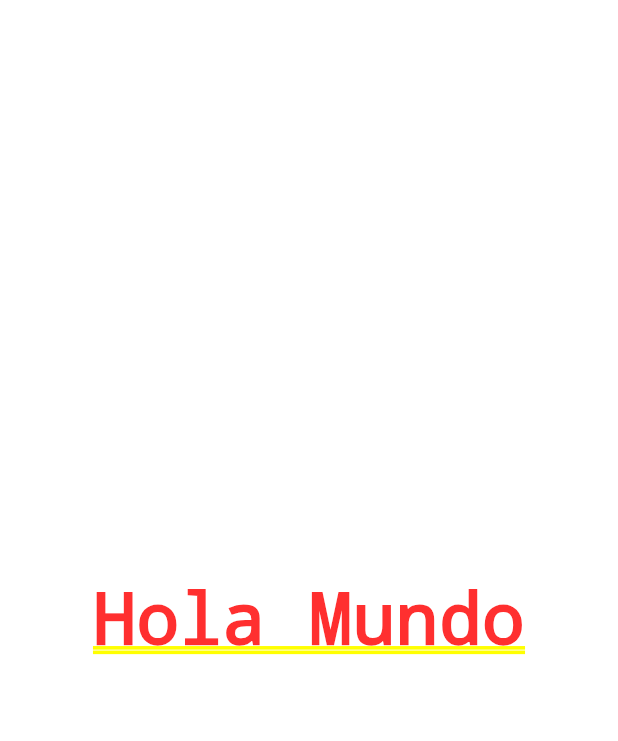
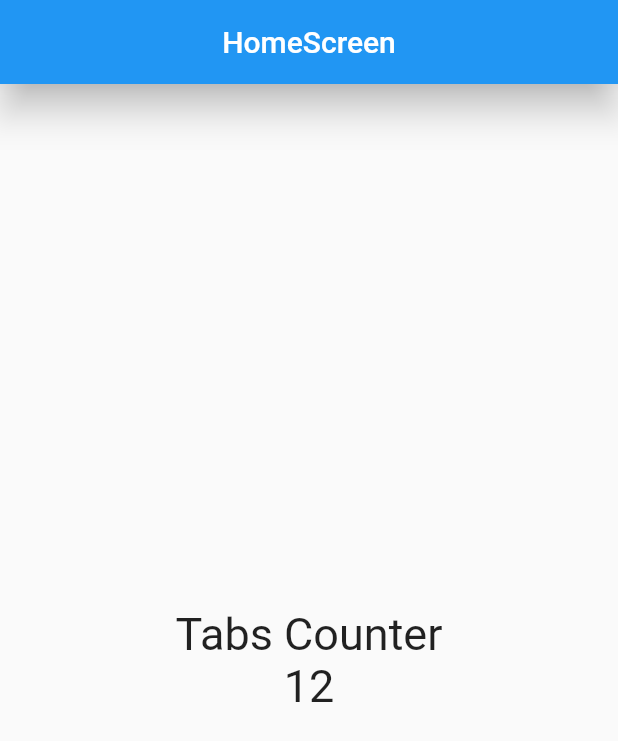
Before and after one commit to Angel-Ledezma/Flutter-Course1, a Flutter app: the screen it shows after launch, on a phone screen of 412 x 824 dp. Shown: the top 741 px of the screen. Run offline on Flutter 3.47's test engine with Material 2 defaults, Android fonts, the phone set to English and light mode, and no system bars.

Commit message:
Adding HomeScreen to app1

```diff
--- a/Secciones avanzadas.txt
+++ b/Secciones avanzadas.txt
@@ -1,3 +1,3 @@
 Secciones en las que estoy de Flutter Legacy
 
-Revisar Sección 45 Prefer Const
+Revisar Sección 52 Botón flotante
--- a/counter_app/lib/main.dart
+++ b/counter_app/lib/main.dart
@@ -1,17 +1,18 @@
+import 'package:counter_app/screens/home_screen.dart';
 import 'package:flutter/material.dart';
 
 void main() {
-  runApp(MyApp());
+  runApp(const MyApp());
 }
 
+class MyApp extends StatelessWidget{
+  const MyApp({super.key});
 
-class MyApp extends StatelessWidget {
   @override
   Widget build(BuildContext context) {
-    return MaterialApp(
-      home: Center(
-        child: Text('Hola Mundo'),
-      )
+    return const MaterialApp(
+      debugShowCheckedModeBanner: false,
+      home: HomeScreen(),
     );
   }
 
--- /dev/null
+++ b/counter_app/lib/screens/home_screen.dart
@@ -0,0 +1,32 @@
+
+import 'package:flutter/material.dart';
+
+class HomeScreen extends StatelessWidget {
+  const HomeScreen({super.key});
+
+  @override
+  Widget build(BuildContext context) {
+
+    const fontSize30 = TextStyle(fontSize: 30);
+
+    return Scaffold(
+      appBar: AppBar(
+        title: const Center(
+          child: Text('HomeScreen')
+          ),
+          elevation: 10,
+      ),
+        body: const Center(
+          child: Column(
+            mainAxisAlignment: MainAxisAlignment.center,
+            //crossAxisAlignment: CrossAxisAlignment.center,
+            children: <Widget>[
+              Text('Tabs Counter', style: fontSize30 ),
+              Text('12', style: fontSize30 ),
+            ],
+          ),
+        ),
+    );
+  }
+
+}
```
Also changed, not shown: 1 other file.
